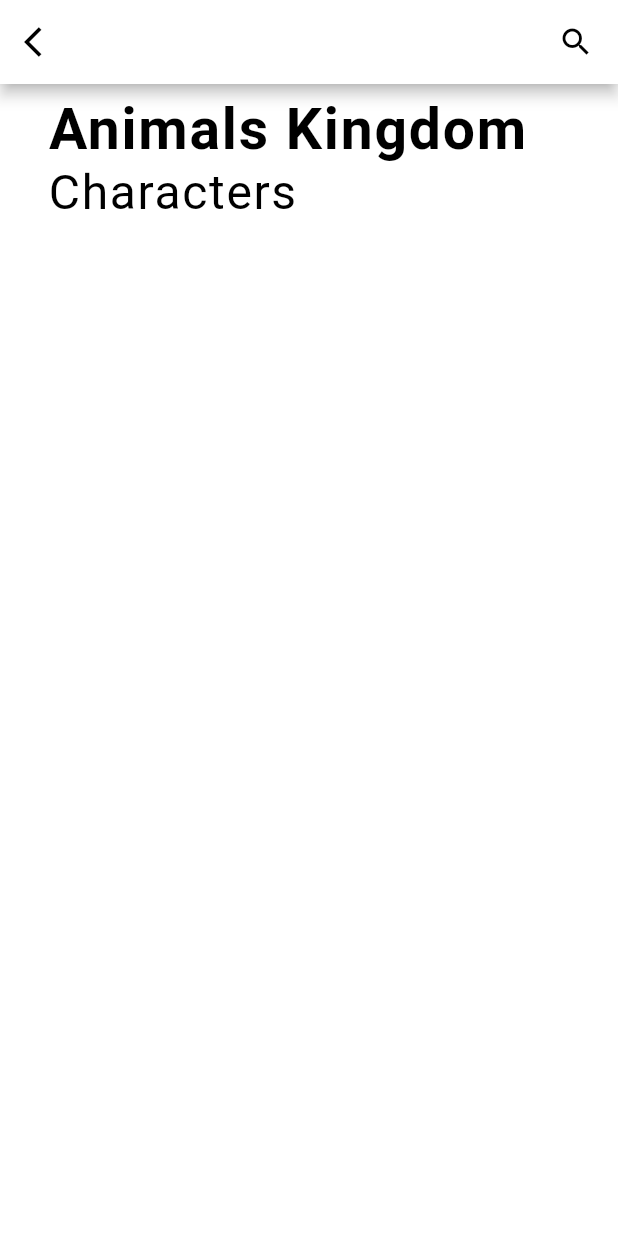
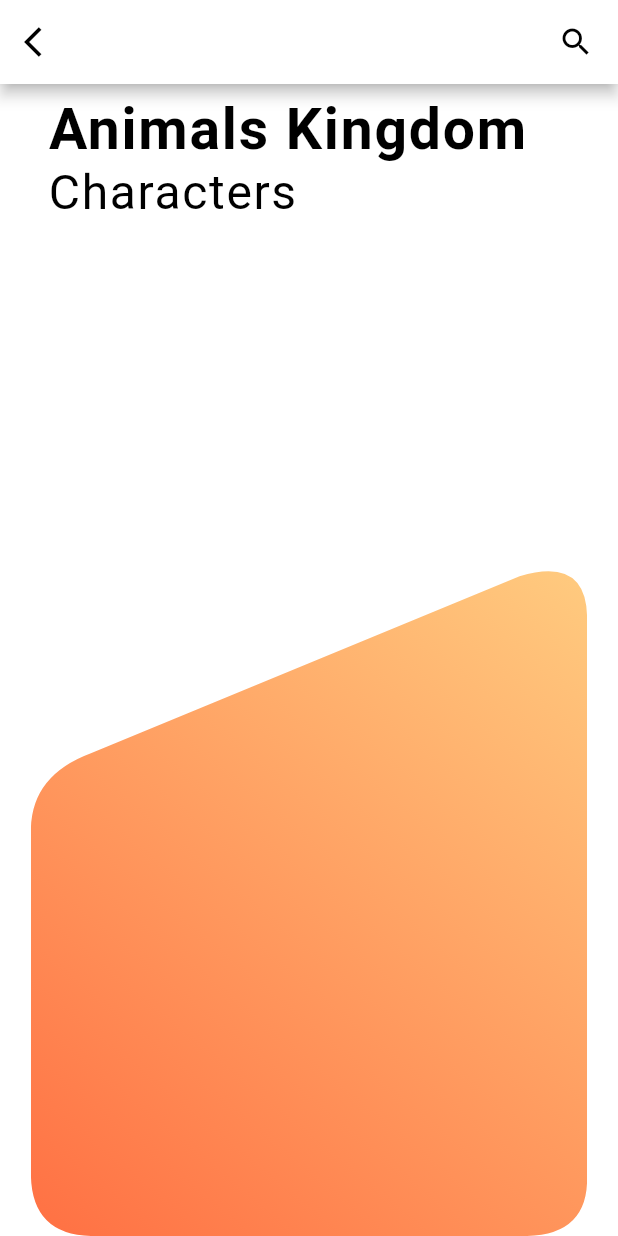
Before and after one commit to Ahclever2006/animal_kingdom, a Flutter app: the screen it shows after launch, on a phone screen of 412 x 824 dp. Run offline on Flutter 3.47's test engine with Material 2 defaults, Android fonts, the phone set to English and light mode, and no system bars; Roboto replaces fonts that are missing (WorkSans).

Commit message:
CREATE CHARACTERS SHAPE CLIPPER

```diff
--- a/lib/pages/characters_list_screen.dart
+++ b/lib/pages/characters_list_screen.dart
@@ -1,3 +1,4 @@
+import 'package:animals_app/widgets/character_widget.dart';
 import 'package:flutter/material.dart';
 import '../styleguide.dart';
 
@@ -23,21 +24,28 @@ class _CharactersListScreenState extends State<CharactersListScreen> {
             )
           ],
         ),
-      body: Column(
+        body: SafeArea(
+          child: Column(
+            crossAxisAlignment: CrossAxisAlignment.start,
             children: <Widget>[
               Padding(
                 padding: const EdgeInsets.only(left: 32, top: 8),
                 child: RichText(
                   text: TextSpan(
                       children: [
-                    TextSpan(text: "Animals Kingdom", style: AppTheme.display1),
+                        TextSpan(
+                            text: "Animals Kingdom", style: AppTheme.display1),
                         TextSpan(text: "\n"),
                         TextSpan(text: "Characters", style: AppTheme.display2),
                       ]
                   ),
                 ),
+              ),
+              Expanded(
+                child: CharacterWidget(),
               )
             ],
+          ),
         )
     );
   }
--- /dev/null
+++ b/lib/widgets/character_widget.dart
@@ -0,0 +1,63 @@
+import 'package:flutter/material.dart';
+import 'package:animals_app/models/character.dart';
+
+class CharacterWidget extends StatelessWidget {
+
+  @override
+  Widget build(BuildContext context) {
+
+    final screenHeight = MediaQuery.of(context).size.height;
+    final screenWidth = MediaQuery.of(context).size.width;
+
+    // TODO: implement build
+    return Stack(
+        children: [
+          Align(
+            alignment: Alignment.bottomCenter,
+            child: ClipPath(
+              clipper: CharacterCardBackgroundClipper(),
+              child: Container(
+                height: 0.55 * screenHeight,
+                width: 0.9 * screenWidth ,
+                decoration: BoxDecoration(
+                    gradient: LinearGradient(
+                        colors: characters[0].colors,
+                        begin: Alignment.topRight,
+                        end: Alignment.bottomLeft
+                    )
+                ),
+              ),
+            ),
+          ),
+        ]
+    );
+  }
+}
+
+
+class CharacterCardBackgroundClipper extends CustomClipper<Path>{
+  @override
+  Path getClip(Size size) {
+    Path path = Path();
+    double curveDistance = 40;
+
+    path.moveTo(0, size.height * 0.4);
+    path.lineTo(0, size.height - curveDistance);
+    path.quadraticBezierTo(1, size.height - 1, 0 + curveDistance, size.height);
+    path.lineTo(size.width - curveDistance, size.height);
+    path.quadraticBezierTo(size.width + 1, size.height - 1, size.width, size.height - curveDistance);
+    path.lineTo(size.width, 0 + curveDistance);
+    path.quadraticBezierTo(size.width - 1, 0, size.width - curveDistance - 5, 0 + curveDistance / 3);
+    path.lineTo(curveDistance, size.height * 0.29);
+    path.quadraticBezierTo(1, (size.height * 0.30) + 10, 0, size.height * 0.4);
+
+    return path;
+  }
+
+  @override
+  bool shouldReclip(CustomClipper<Path> oldClipper) {
+    // TODO: implement shouldReclip
+    return true;
+  }
+
+}
```
Lines whose indentation alone changed are shown as unchanged.
